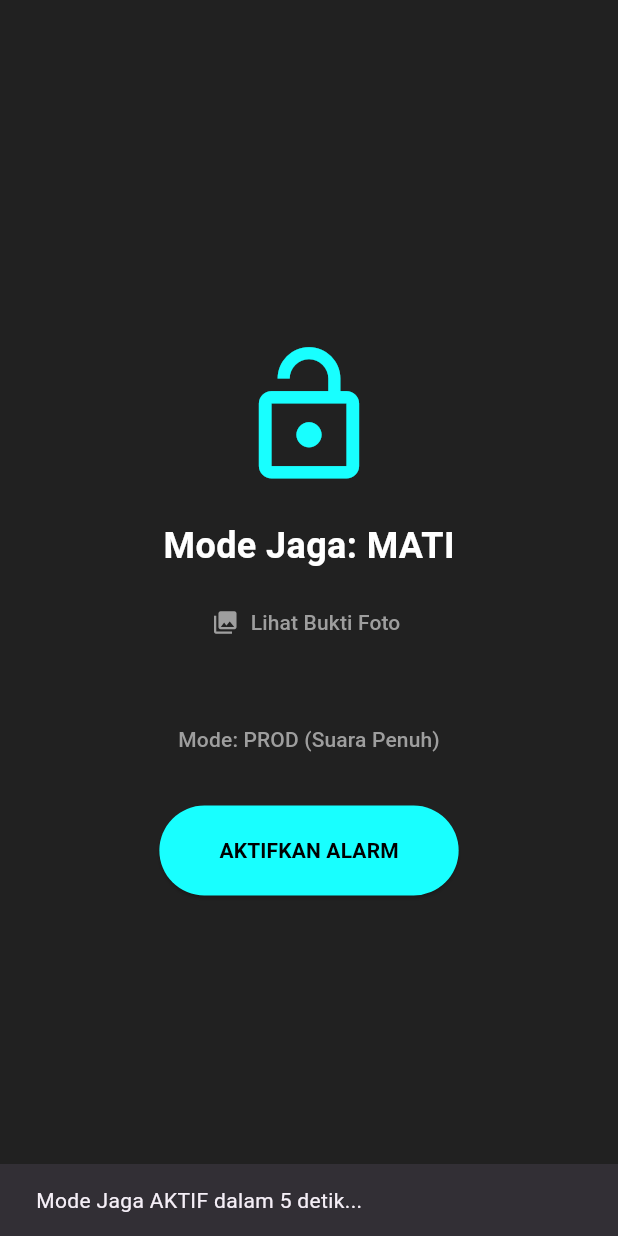
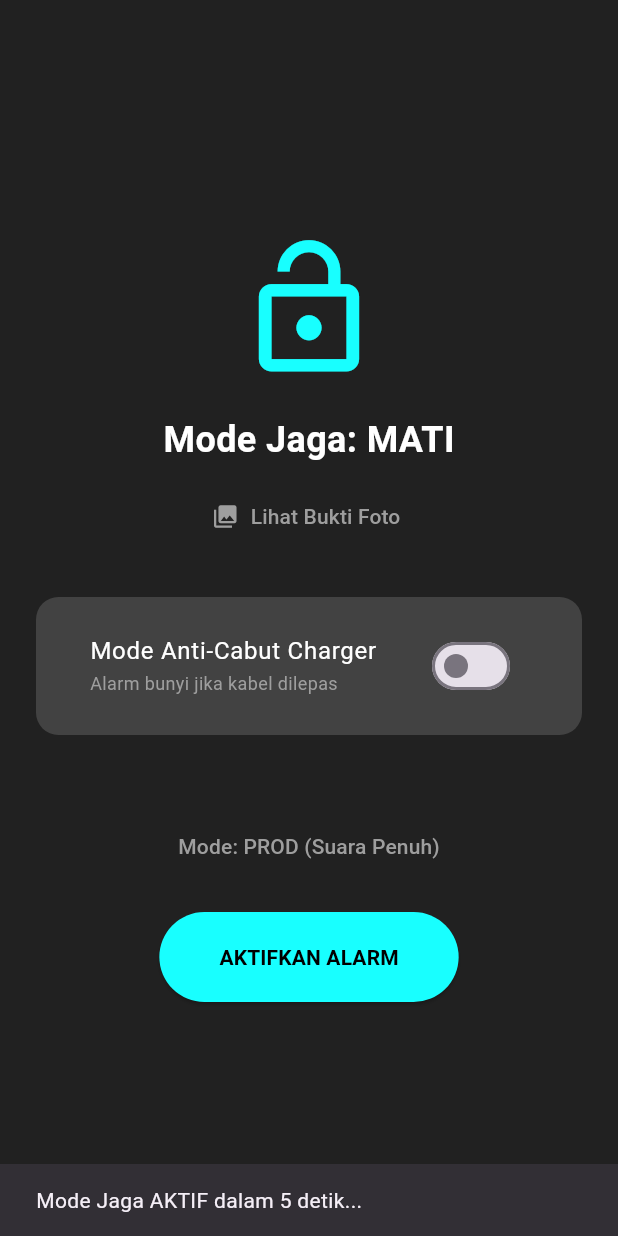
Before and after one commit to avhan052-arch/anti_maling, a Flutter app: the screen it shows after launch, after a tap on "AKTIFKAN ALARM", on a phone screen of 412 x 824 dp. Run offline on Flutter 3.47's test engine with Material 3 defaults, Android fonts, the phone set to English and light mode, and no system bars; our stand-ins replace audioplayers, battery_plus, camera, geolocator, sensors_plus; missing offline and left inert: flutter_volume_controller, google_mlkit_face_detection.

Commit message:
Penambahan Fitur anti cabut cas

```diff
--- a/lib/main.dart
+++ b/lib/main.dart
@@ -11,6 +11,7 @@ import 'package:http/http.dart' as http;
 import 'package:google_mlkit_face_detection/google_mlkit_face_detection.dart';
 // Import baru untuk GPS
 import 'package:geolocator/geolocator.dart';
+import 'package:battery_plus/battery_plus.dart';
 
 import 'intruder_list_screen.dart';
 
@@ -41,6 +42,12 @@ class _AntiMalingAppState extends State<AntiMalingApp> {
   // --- KONFIGURASI TELEGRAM ---
   final String telegramBotToken = "8442607801:AAEhAeiAj5N3yw1ddnwtZjRpkGBMZ6Xaloo";
   final String telegramChatId = "7779707348";
+
+
+//   Untuk Baterai
+  final Battery _battery = Battery();
+  StreamSubscription<BatteryState>? _batterySubscription;
+  bool _isChargerMode = false;
 
 
   // --- STATUS ---
@@ -208,7 +215,23 @@ class _AntiMalingAppState extends State<AntiMalingApp> {
     // Minta izin lokasi di awal agar siap saat maling datang
     await Geolocator.requestPermission();
 
-    ScaffoldMessenger.of(context).showSnackBar(const SnackBar(content: Text('Mode Jaga AKTIF dalam 5 detik...')));
+    // Cek apakah HP sedang dicas saat tombol ditekan?
+    if (_isChargerMode) {
+      final batteryState = await _battery.batteryState;
+      if (batteryState != BatteryState.charging && batteryState != BatteryState.full) {
+        if (mounted) {
+          ScaffoldMessenger.of(context).showSnackBar(
+            const SnackBar(content: Text('Gagal: HP harus sedang dicas untuk mode ini!'))
+          );
+        }
+        return; // Batalkan aktivasi jika tidak dicas
+      }
+    }
+
+    if (mounted) {
+      ScaffoldMessenger.of(context).showSnackBar(const SnackBar(content: Text('Mode Jaga AKTIF dalam 5 detik...')));
+    }
+
     await Future.delayed(const Duration(seconds: 5));
 
     if (mounted) {
@@ -234,6 +257,18 @@ class _AntiMalingAppState extends State<AntiMalingApp> {
         _triggerAlarm();
       }
     });
+    if (_isChargerMode) {
+      _batterySubscription = _battery.onBatteryStateChanged.listen((BatteryState state) {
+        if (!isActive || isAlarmTriggered) return;
+
+        // Jika status berubah jadi "Discharging" (Dicabut), bunyikan alarm
+        if (state == BatteryState.discharging) {
+          debugPrint("Kabel Charger Dicabut! ALARM!");
+          _triggerAlarm();
+        }
+      });
+    }
+
   }
 
   void _triggerAlarm() async {
@@ -259,6 +294,7 @@ class _AntiMalingAppState extends State<AntiMalingApp> {
   void _stopAlarm() async {
     if (_pinController.text == correctPin) {
       _streamSubscription?.cancel();
+      _batterySubscription?.cancel();
       _loopTimer?.cancel();
       _audioPlayer.stop();
       await FlutterVolumeController.setVolume(_userPreviousVolume);
@@ -317,7 +353,7 @@ class _AntiMalingAppState extends State<AntiMalingApp> {
                 style: TextStyle(fontSize: 24, fontWeight: FontWeight.bold, color: isAlarmTriggered ? Colors.black : Colors.white)),
                 const SizedBox(height: 10),
 
-                // --- UPDATE UI TOMBOL LIHAT BUKTI ---
+                // --- TOMBOL LIHAT BUKTI ---
                 if (!isActive && !isAlarmTriggered)
                   TextButton.icon(
                     onPressed: () {
@@ -327,6 +363,28 @@ class _AntiMalingAppState extends State<AntiMalingApp> {
                     label: const Text('Lihat Bukti Foto', style: TextStyle(color: Colors.grey)),
                   ),
 
+                  const SizedBox(height: 30),
+
+                  if (!isActive && !isAlarmTriggered)
+                  Container(
+                    margin: const EdgeInsets.only(bottom: 20),
+                    padding: const EdgeInsets.symmetric(horizontal: 20, vertical: 10),
+                    decoration: BoxDecoration(
+                      color: Colors.grey.shade800,
+                      borderRadius: BorderRadius.circular(15),
+                    ),
+                    child: SwitchListTile(
+                      title: const Text("Mode Anti-Cabut Charger", style: TextStyle(color: Colors.white)),
+                      subtitle: const Text("Alarm bunyi jika kabel dilepas", style: TextStyle(color: Colors.grey, fontSize: 12)),
+                      value: _isChargerMode,
+                      activeColor: Colors.cyanAccent,
+                      onChanged: (bool value) {
+                        setState(() {
+                          _isChargerMode = value;
+                        });
+                      },
+                    ),
+                  ),
                   const SizedBox(height: 30),
                   if (!isActive && !isAlarmTriggered)
                     TextButton(
--- a/pubspec.yaml
+++ b/pubspec.yaml
@@ -24,6 +24,7 @@ dependencies:
   google_mlkit_face_detection: ^0.13.1
   http: ^1.6.0
   geolocator: ^14.0.2
+  battery_plus: ^7.0.0
 
 dev_dependencies:
   flutter_test:
```
Also changed, not shown: pubspec.lock, 3 other files.
